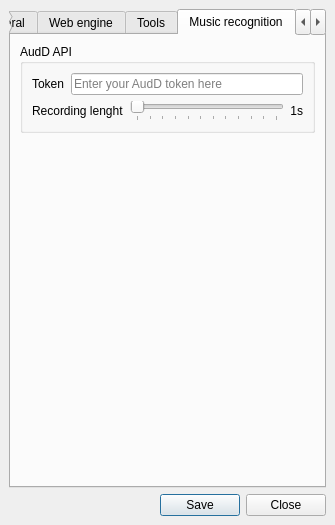
Above: core/ui/settings_dialog.ui from deeffest/Youtube-Music-Desktop-Player before the change. Below: the same form after it.
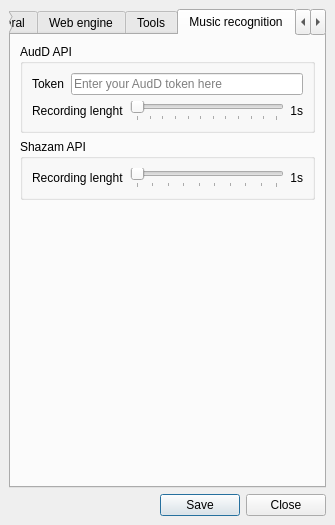
That is the form after the change. The open tabs and pages were chosen to show the change.

The edit to the form file:
```diff
--- a/core/ui/settings_dialog.ui
+++ b/core/ui/settings_dialog.ui
@@ -737,6 +737,64 @@
             </layout>
            </widget>
           </item>
+          <item>
+           <widget class="QGroupBox" name="groupBox_11">
+            <property name="title">
+             <string>Shazam API</string>
+            </property>
+            <layout class="QVBoxLayout" name="verticalLayout_16">
+             <item>
+              <layout class="QHBoxLayout" name="horizontalLayout_8">
+               <item>
+                <widget class="QLabel" name="label_7">
+                 <property name="focusPolicy">
+                  <enum>Qt::NoFocus</enum>
+                 </property>
+                 <property name="text">
+                  <string>Recording lenght</string>
+                 </property>
+                </widget>
+               </item>
+               <item>
+                <widget class="QSlider" name="horizontalSlider_2">
+                 <property name="focusPolicy">
+                  <enum>Qt::NoFocus</enum>
+                 </property>
+                 <property name="minimum">
+                  <number>3</number>
+                 </property>
+                 <property name="maximum">
+                  <number>12</number>
+                 </property>
+                 <property name="pageStep">
+                  <number>1</number>
+                 </property>
+                 <property name="orientation">
+                  <enum>Qt::Horizontal</enum>
+                 </property>
+                 <property name="invertedAppearance">
+                  <bool>false</bool>
+                 </property>
+                 <property name="tickPosition">
+                  <enum>QSlider::TicksBelow</enum>
+                 </property>
+                </widget>
+               </item>
+               <item>
+                <widget class="QLabel" name="label_8">
+                 <property name="text">
+                  <string>1s</string>
+                 </property>
+                 <property name="alignment">
+                  <set>Qt::AlignRight|Qt::AlignTrailing|Qt::AlignVCenter</set>
+                 </property>
+                </widget>
+               </item>
+              </layout>
+             </item>
+            </layout>
+           </widget>
+          </item>
           <item>
            <spacer name="verticalSpacer_5">
             <property name="orientation">
```
Left out of the diff: 40 changed lines with no effect on the pictures.
